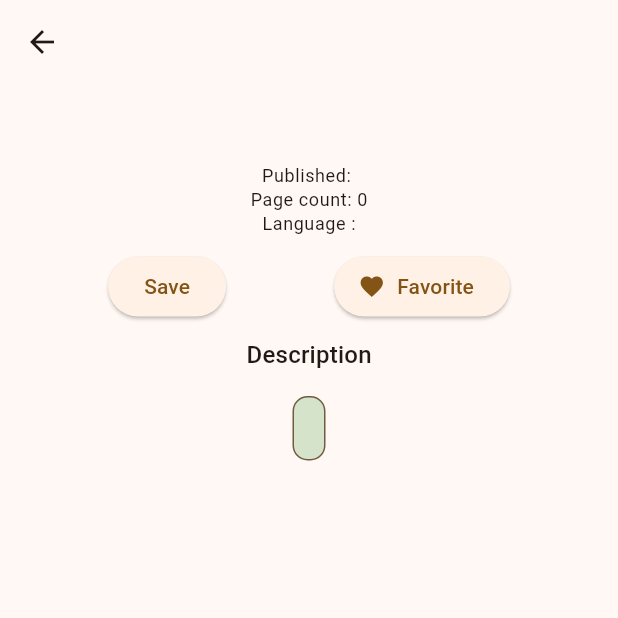
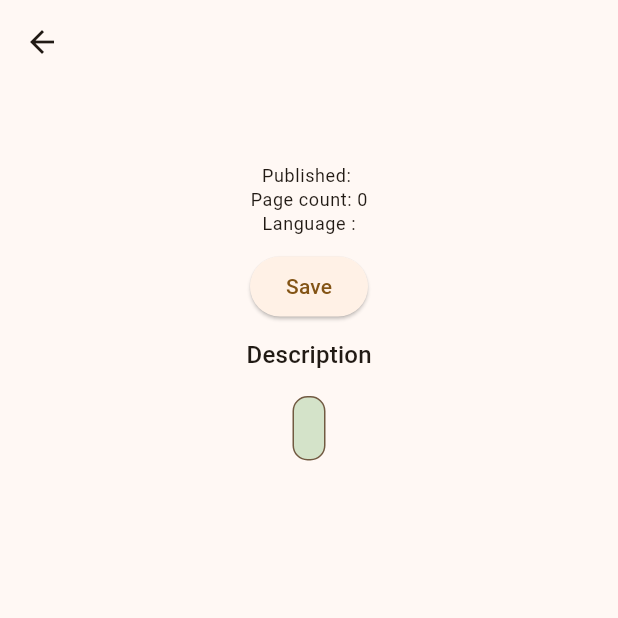
Before and after one commit to Vysakhchandren/Book-App, a Flutter app: the BooksDetailsScreen screen opened directly with empty values, on a phone screen of 412 x 824 dp, the top half of it. Run offline on Flutter 3.47's test engine with Material 3 defaults, Android fonts, the phone set to English and light mode, and no system bars; our stand-ins replace sqflite; accounts and stored records are empty.

Commit message:
Simplified save and favorite buttons

```diff
--- a/lib/pages/books_deatils.dart
+++ b/lib/pages/books_deatils.dart
@@ -45,13 +45,8 @@ class _BooksDetailsScreenState extends State<BooksDetailsScreen> {
                   Text('Language :${book.language}', style: theme.bodySmall),
                   const SizedBox(height: 10,),
 
-                  Row(
-                    mainAxisAlignment: !isFromSavedScreen ? MainAxisAlignment.spaceEvenly : MainAxisAlignment.center,
-                    children: [
-                      !isFromSavedScreen ?
-
-                      ElevatedButton(
-                        onPressed: () async {
+                  SizedBox(
+                    child: !isFromSavedScreen ? ElevatedButton(onPressed: () async {
                               //save a book to database
                               try {
                                int savedInt = await DatabaseHelper.instance.insert(book);
@@ -61,28 +56,49 @@ class _BooksDetailsScreenState extends State<BooksDetailsScreen> {
                               } catch (e) {
                                 print("Error --->$e");
                               }
-                        },
-                        child: Text('Save'),
-                      ): const SizedBox(height: 10,),
-                      ElevatedButton.icon(
-                        onPressed: () async {
-                          await DatabaseHelper.instance
-                              .toggleFavoriteStatus(
-                            book.id,
-                            !book.isFavorite,
-                          )
-                              .then(
-                                (value) => print("Item Favored!!! $value"),
-                          );
-                          setState(() {
+                            }, child: const Text('Save')): ElevatedButton.icon(onPressed: () async{
 
-                          });
-                        },
-                        icon: Icon(Icons.favorite),
-                        label: Text('Favorite'),
-                      ),
-                    ],
-                  ),
+                            }, icon: const Icon(Icons.favorite), label: const Text('Favorite'))),
+
+
+                  // Row(
+                  //   mainAxisAlignment: !isFromSavedScreen ? MainAxisAlignment.spaceEvenly : MainAxisAlignment.center,
+                  //   children: [
+                  //     !isFromSavedScreen ?
+                  //
+                  //     ElevatedButton(
+                  //       onPressed: () async {
+                  //         //save a book to database
+                  //         try {
+                  //          int savedInt = await DatabaseHelper.instance.insert(book);
+                  //          SnackBar snackBar = SnackBar(
+                  //             content: Text("Book saved successfully $savedInt"));
+                  //             ScaffoldMessenger.of(context).showSnackBar(snackBar);
+                  //         } catch (e) {
+                  //           print("Error --->$e");
+                  //         }
+                  //       },
+                  //       child: Text('Save'),
+                  //     ): const SizedBox(height: 10,),
+                  //     ElevatedButton.icon(
+                  //       onPressed: () async {
+                  //         await DatabaseHelper.instance
+                  //             .toggleFavoriteStatus(
+                  //           book.id,
+                  //           !book.isFavorite,
+                  //         )
+                  //             .then(
+                  //               (value) => print("Item Favored!!! $value"),
+                  //         );
+                  //         setState(() {
+                  //
+                  //         });
+                  //       },
+                  //       icon: Icon(Icons.favorite),
+                  //       label: Text('Favorite'),
+                  //     ),
+                  //   ],
+                  // ),
                   SizedBox(height: 10),
                   Text('Description', style: theme.titleMedium),
                   SizedBox(height: 5),
```
Lines whose indentation alone changed are shown as unchanged.
